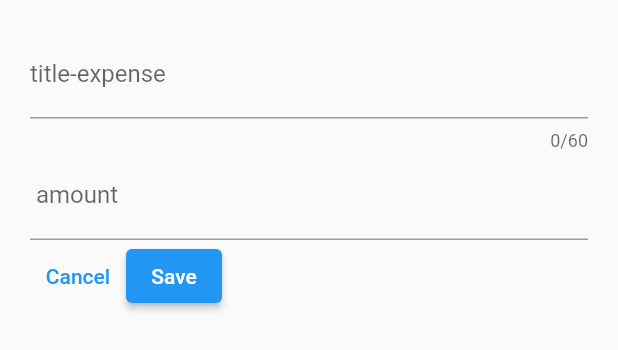
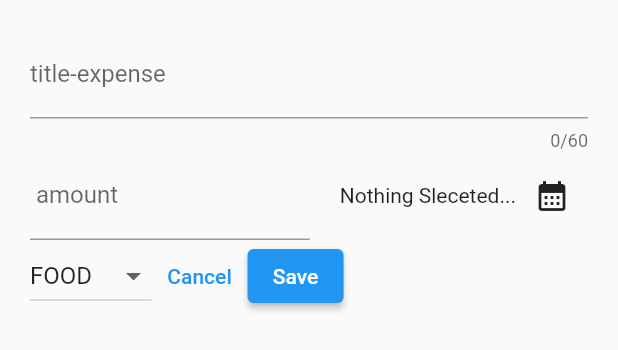
Before and after one commit to saeed561/Flutter_ExpenseTracker, a Flutter app: the NewExpense widget shown alone on an empty page, opened directly, on a phone screen of 412 x 824 dp. Shown: the top 350 px of the screen. Run offline on Flutter 3.47's test engine with Material 2 defaults, Android fonts, the phone set to English and light mode, and no system bars.

Commit message:
ExpenseTracker_DropDownButtonAddedinExpenseFOrmTOSelectCategory

```diff
--- a/lib/widget/new_expense.dart
+++ b/lib/widget/new_expense.dart
@@ -1,3 +1,4 @@
+import 'package:basic_project/modal/Expense.dart';
 import 'package:flutter/material.dart';
 import 'package:intl/date_symbols.dart';
 
@@ -11,6 +12,25 @@ class NewExpense extends StatefulWidget {
 class _NewExpense extends State<NewExpense> {
   final _titleController = TextEditingController();
   final _amountControll = TextEditingController();
+  Category _selectedCategor = Category.food;
+  DateTime? _selectedDate;
+  void _datePicker() async {
+    final now = DateTime.now();
+    final firstDate = DateTime(
+      now.year - 2,
+      now.month,
+      now.day,
+    );
+    final datePicked = await showDatePicker(
+        context: context,
+        initialDate: now,
+        firstDate: firstDate,
+        lastDate: now);
+    setState(() {
+      _selectedDate = datePicked;
+    });
+  }
+
   @override
   void dispose() {
     _titleController.dispose();
@@ -29,7 +49,11 @@ class _NewExpense extends State<NewExpense> {
             maxLength: 60,
             decoration: const InputDecoration(label: Text("title-expense")),
           ),
-          TextField(
+          Row(
+            mainAxisAlignment: MainAxisAlignment.end,
+            children: [
+              Expanded(
+                child: TextField(
                   controller: _amountControll,
                   keyboardType: TextInputType.number,
                   decoration: const InputDecoration(
@@ -37,11 +61,51 @@ class _NewExpense extends State<NewExpense> {
                     label: Text(" amount"),
                   ),
                 ),
+              ),
+              const SizedBox(
+                width: 20,
+              ),
               Row(
                 children: [
+                  Text(
+                    _selectedDate == null
+                        ? "Nothing Sleceted..."
+                        : formater.format(_selectedDate!),
+                  ),
+                  IconButton(
+                    onPressed: _datePicker,
+                    icon: Icon(Icons.calendar_month),
+                  ),
+                ],
+              ),
+            ],
+          ),
+          Row(
+            children: [
+              DropdownButton(
+                  value: _selectedCategor,
+                  items: Category.values
+                      .map(
+                        (category) => DropdownMenuItem(
+                          value: category,
+                          child: Text(
+                            category.name.toUpperCase(),
+                          ),
+                        ),
+                      )
+                      .toList(),
+                  onChanged: (value) {
+                    if (value == null) {
+                      return;
+                    }
+                    setState(() {
+                      _selectedCategor = value;
+                    });
+                    ;
+                  }),
               TextButton(
-                onPressed: () {},
-                child: Text("Cancel"),
+                onPressed: () => Navigator.pop(context),
+                child: const Text("Cancel"),
               ),
               ElevatedButton(
                   onPressed: () {
```
Lines whose indentation alone changed are shown as unchanged.
